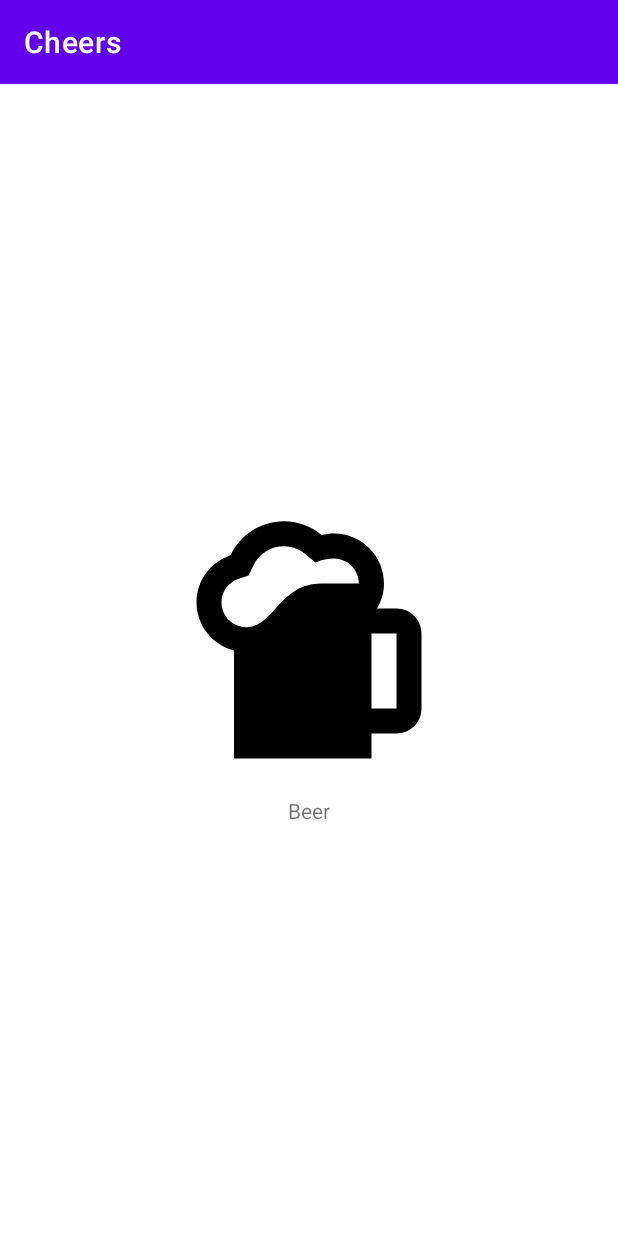
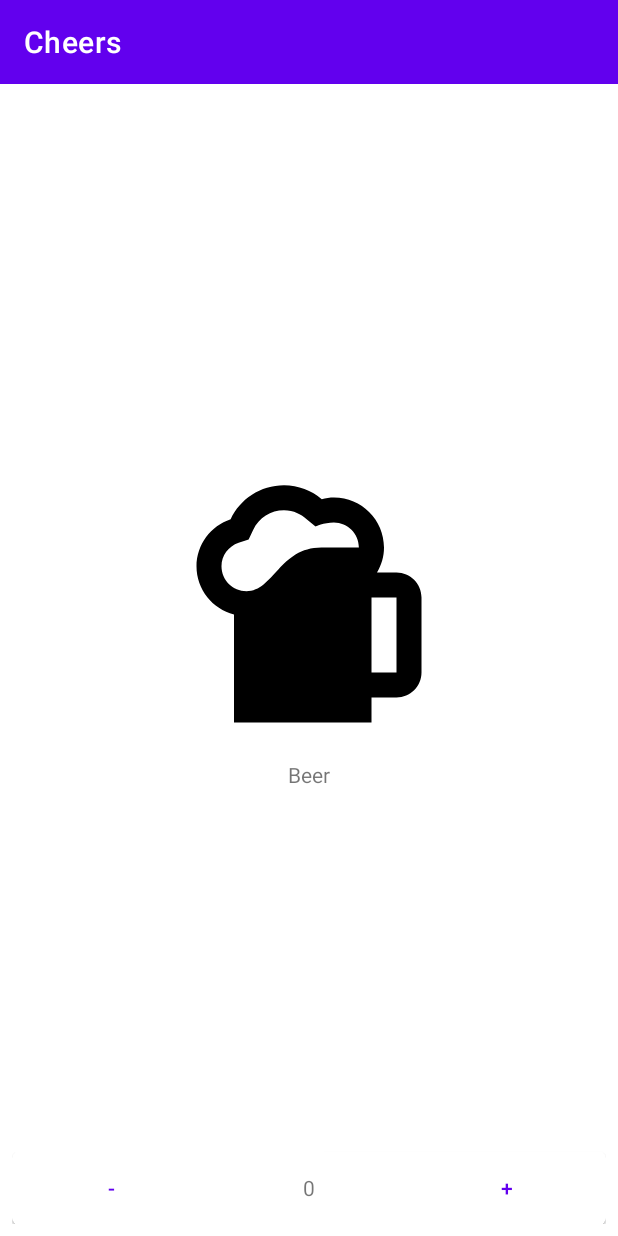
Before and after one commit to JohnyDaDeveloper/CheersV4, an Android app: the screen it shows after launch (MainActivity), on a phone screen of 412 x 824 dp. Run offline under Robolectric (Android 15) with nearby library versions, the phone set to English and light mode, and no system bars; our stand-ins replace data binding.

Commit message:
Add simple counter to CategoryFragment

```diff
--- a/app/build.gradle
+++ b/app/build.gradle
@@ -2,6 +2,7 @@ plugins {
     id 'com.android.application'
     id 'kotlin-android'
     id 'kotlin-kapt'
+    id 'dagger.hilt.android.plugin'
 }
 
 android {
@@ -36,7 +37,6 @@ android {
 }
 
 dependencies {
-
     implementation 'androidx.core:core-ktx:1.7.0'
     implementation 'androidx.appcompat:appcompat:1.3.1'
     implementation 'com.google.android.material:material:1.4.0'
@@ -44,4 +44,16 @@ dependencies {
     testImplementation 'junit:junit:4.13.2'
     androidTestImplementation 'androidx.test.ext:junit:1.1.3'
     androidTestImplementation 'androidx.test.espresso:espresso-core:3.4.0'
+    implementation 'androidx.fragment:fragment-ktx:1.4.0'
+
+    //Hilt
+    def hilt_version = "2.38.1"
+    implementation "com.google.dagger:hilt-android:$hilt_version"
+    kapt "com.google.dagger:hilt-compiler:$hilt_version"
+
+    //Coroutines
+    implementation 'org.jetbrains.kotlinx:kotlinx-coroutines-android:1.5.0'
+
+    //Lifecycle
+    implementation 'androidx.lifecycle:lifecycle-runtime-ktx:2.4.0'
 }
--- a/app/src/main/java/cz/johnyapps/cheers/categories/CategoryFragmentAdapter.kt
+++ b/app/src/main/java/cz/johnyapps/cheers/categories/CategoryFragmentAdapter.kt
@@ -13,7 +13,6 @@ class CategoryFragmentAdapter(
     }
 
     override fun createFragment(position: Int): Fragment {
-        val category = categories[position]
-        return CategoryFragment(category)
+        return CategoryFragment(categories[position])
     }
 }
--- a/app/src/main/java/cz/johnyapps/cheers/category/CategoryFragment.kt
+++ b/app/src/main/java/cz/johnyapps/cheers/category/CategoryFragment.kt
@@ -6,14 +6,24 @@ import android.view.View
 import android.view.ViewGroup
 import androidx.databinding.DataBindingUtil
 import androidx.fragment.app.Fragment
+import androidx.fragment.app.viewModels
+import androidx.lifecycle.Lifecycle
+import androidx.lifecycle.lifecycleScope
+import androidx.lifecycle.repeatOnLifecycle
 import cz.johnyapps.cheers.R
 import cz.johnyapps.cheers.categories.Category
 import cz.johnyapps.cheers.databinding.FragmentCategoryBinding
+import kotlinx.coroutines.flow.collect
+import kotlinx.coroutines.launch
 
-class CategoryFragment(
-    private var category: Category
-): Fragment() {
+class CategoryFragment(): Fragment() {
     private lateinit var binding: FragmentCategoryBinding
+    private val viewModel: CategoryViewModel by viewModels()
+    private var category: Category? = null
+
+    constructor(category: Category): this() {
+        this.category = category
+    }
 
     override fun onCreateView(
         inflater: LayoutInflater,
@@ -21,8 +31,29 @@ class CategoryFragment(
         savedInstanceState: Bundle?
     ): View {
         binding = DataBindingUtil.inflate(inflater, R.layout.fragment_category, container, false)
-        binding.categoryNameTextView.text = category.name
-        binding.categoryNameTextView.setCompoundDrawablesRelativeWithIntrinsicBounds(0, category.icon.iconId, 0, 0)
+        binding.plusButton.setOnClickListener {
+            viewModel.increaseCount()
+        }
+        binding.minusButton.setOnClickListener {
+            viewModel.decreaseCount()
+        }
+
+        viewModel.category.observe(viewLifecycleOwner, { category ->
+            binding.categoryNameTextView.text = category.name
+            binding.categoryNameTextView.setCompoundDrawablesRelativeWithIntrinsicBounds(0, category.icon.iconId, 0, 0)
+        })
+
+        if (category != null) {
+            viewModel.setCategory(category as Category)
+        }
+
+        lifecycleScope.launch {
+            repeatOnLifecycle(Lifecycle.State.STARTED) {
+                viewModel.count.collect {
+                    binding.valueTextView.text = it.toString()
+                }
+            }
+        }
 
         return binding.root
     }
--- /dev/null
+++ b/app/src/main/java/cz/johnyapps/cheers/category/CategoryViewModel.kt
@@ -0,0 +1,35 @@
+package cz.johnyapps.cheers.category
+
+import android.app.Application
+import androidx.lifecycle.AndroidViewModel
+import androidx.lifecycle.LiveData
+import androidx.lifecycle.MutableLiveData
+import androidx.lifecycle.viewModelScope
+import cz.johnyapps.cheers.categories.Category
+import kotlinx.coroutines.flow.MutableStateFlow
+import kotlinx.coroutines.flow.StateFlow
+import kotlinx.coroutines.launch
+
+class CategoryViewModel(application: Application): AndroidViewModel(application) {
+    private val _count = MutableStateFlow(0)
+    val count: StateFlow<Int> = _count
+
+    private val _category = MutableLiveData<Category>()
+    val category: LiveData<Category> = _category
+
+    fun increaseCount() {
+        viewModelScope.launch {
+            _count.emit(_count.value + 1)
+        }
+    }
+
+    fun decreaseCount() {
+        viewModelScope.launch {
+            _count.emit(_count.value - 1)
+        }
+    }
+
+    fun setCategory(category: Category) {
+        _category.value = category
+    }
+}
--- a/app/src/main/res/layout/fragment_category.xml
+++ b/app/src/main/res/layout/fragment_category.xml
@@ -4,7 +4,8 @@
 
     <androidx.constraintlayout.widget.ConstraintLayout
         android:layout_width="match_parent"
-        android:layout_height="match_parent">
+        android:layout_height="match_parent"
+        android:padding="8dp">
 
         <TextView
             android:id="@+id/categoryNameTextView"
@@ -13,7 +14,48 @@
             app:layout_constraintStart_toStartOf="parent"
             app:layout_constraintTop_toTopOf="parent"
             app:layout_constraintEnd_toEndOf="parent"
-            app:layout_constraintBottom_toBottomOf="parent"
+            app:layout_constraintBottom_toTopOf="@id/counterCard"
             android:gravity="center" />
+
+        <com.google.android.material.card.MaterialCardView
+            android:id="@+id/counterCard"
+            android:layout_width="match_parent"
+            android:layout_height="wrap_content"
+            app:layout_constraintStart_toStartOf="parent"
+            app:layout_constraintEnd_toEndOf="parent"
+            app:layout_constraintBottom_toBottomOf="parent">
+
+            <androidx.appcompat.widget.LinearLayoutCompat
+                android:id="@+id/counterLayout"
+                android:layout_width="match_parent"
+                android:layout_height="wrap_content"
+                android:gravity="center"
+                android:orientation="horizontal">
+
+                <com.google.android.material.button.MaterialButton
+                    android:id="@+id/minusButton"
+                    android:layout_width="0dp"
+                    android:layout_height="wrap_content"
+                    style="@style/Widget.MaterialComponents.Button.TextButton"
+                    android:text="-"
+                    android:layout_weight="1" />
+
+                <TextView
+                    android:id="@+id/valueTextView"
+                    android:layout_width="0dp"
+                    android:layout_height="wrap_content"
+                    android:gravity="center"
+                    android:layout_weight="1"
+                    android:text="0" />
+
+                <com.google.android.material.button.MaterialButton
+                    android:id="@+id/plusButton"
+                    android:layout_width="0dp"
+                    android:layout_height="wrap_content"
+                    style="@style/Widget.MaterialComponents.Button.TextButton"
+                    android:text="+"
+                    android:layout_weight="1" />
+            </androidx.appcompat.widget.LinearLayoutCompat>
+        </com.google.android.material.card.MaterialCardView>
     </androidx.constraintlayout.widget.ConstraintLayout>
 </layout>
--- a/build.gradle
+++ b/build.gradle
@@ -7,6 +7,7 @@ buildscript {
     dependencies {
         classpath "com.android.tools.build:gradle:7.0.3"
         classpath "org.jetbrains.kotlin:kotlin-gradle-plugin:1.6.0"
+        classpath "com.google.dagger:hilt-android-gradle-plugin:2.38.1"
 
         // NOTE: Do not place your application dependencies here; they belong
         // in the individual module build.gradle files
```
